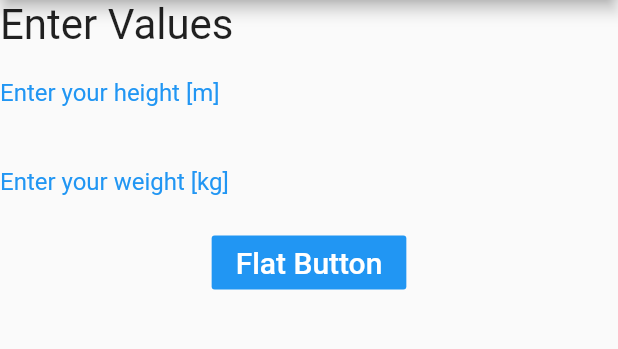
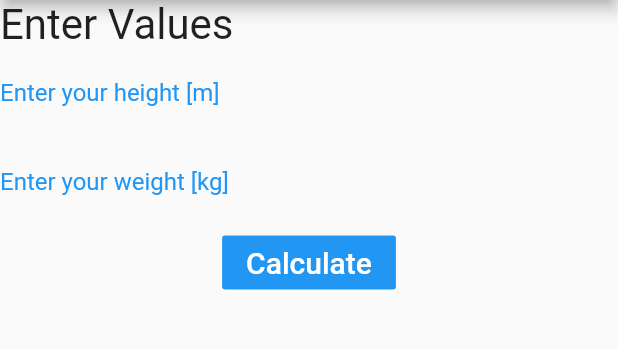
Before and after one commit to SpaceFox227/bmi, a Flutter app: the screen it shows after launch, on a phone screen of 412 x 824 dp, the part 84-433 px from its top. Run offline on Flutter 3.47's test engine with Material 2 defaults, Android fonts, the phone set to English and light mode, and no system bars.

Commit message:
second commit

```diff
--- a/lib/main.dart
+++ b/lib/main.dart
@@ -60,7 +60,7 @@ class FirstScreen extends StatelessWidget {
               Navigator.pushNamed(context, '/second');
             },
             child: Text(
-            "Flat Button",
+            "Calculate",
             style: TextStyle(fontSize: 20.0),
             ),
           )
```
